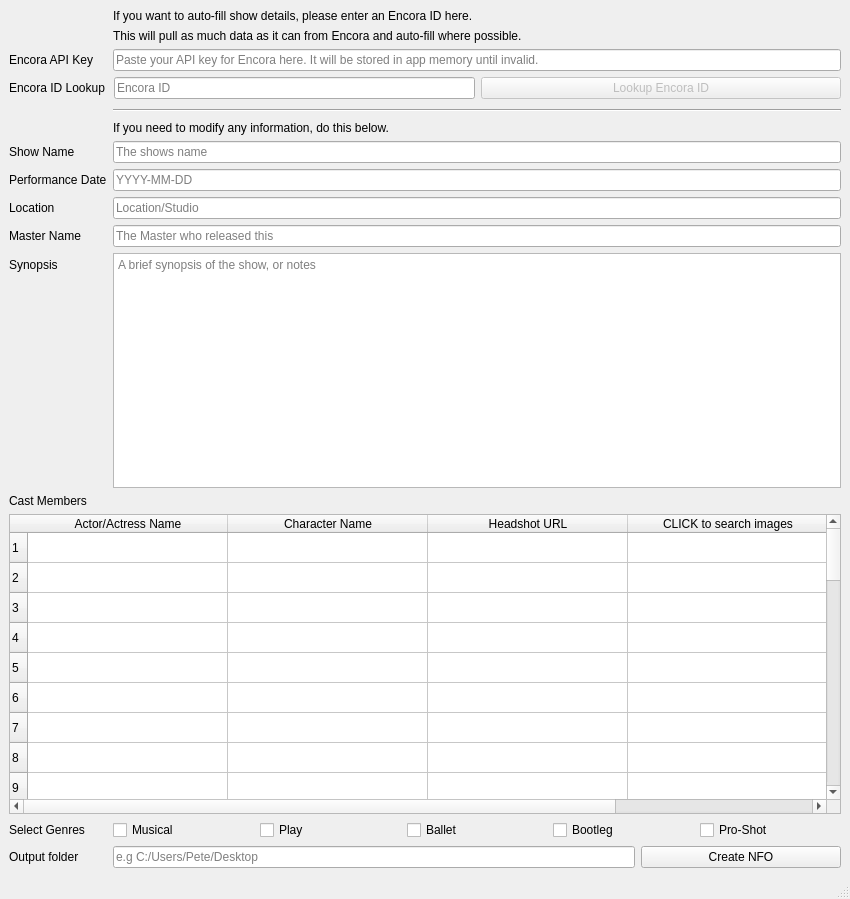
This is mainwindow.ui in pekempy/NFOBuilder as Qt 5 draws it before an edit. The edited form follows.
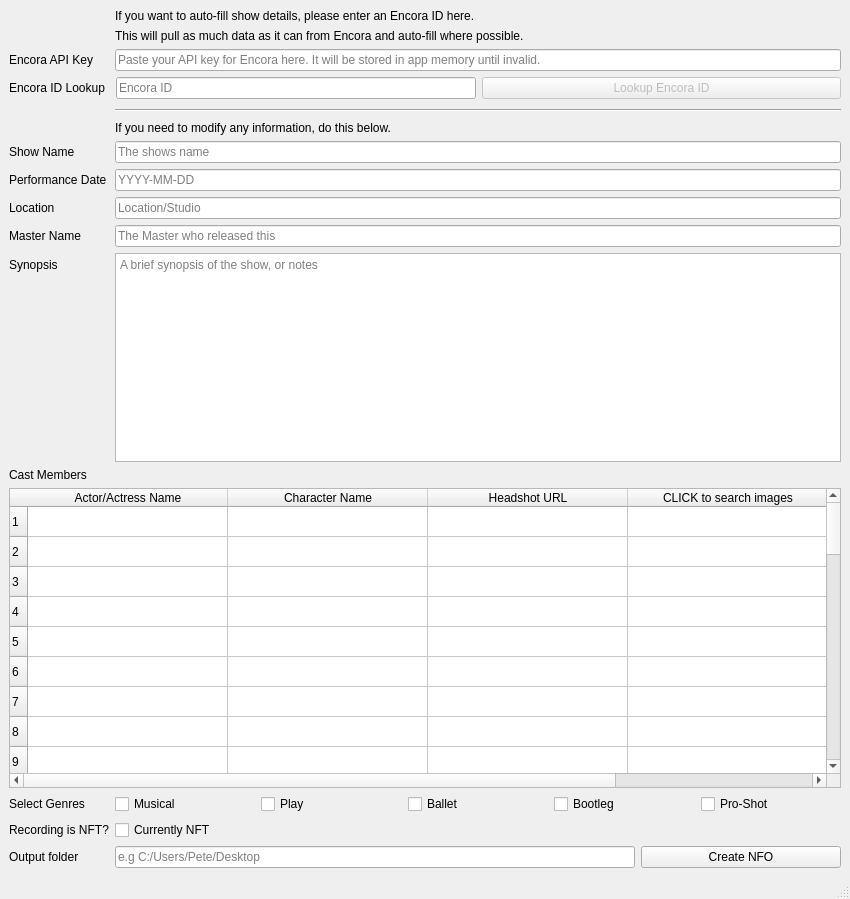
This is the edited form. Icons and pictures are not drawn.

Commit message: update function names and add nft checkbox

What changed in the file:
```diff
--- a/mainwindow.ui
+++ b/mainwindow.ui
@@ -1198,6 +1198,20 @@
       </item>
      </layout>
     </item>
+    <item row="16" column="1">
+     <widget class="QCheckBox" name="isNFTCheckbox">
+      <property name="text">
+       <string>Currently NFT</string>
+      </property>
+     </widget>
+    </item>
+    <item row="16" column="0">
+     <widget class="QLabel" name="label_2">
+      <property name="text">
+       <string>Recording is NFT?</string>
+      </property>
+     </widget>
+    </item>
    </layout>
   </widget>
   <widget class="QStatusBar" name="statusbar"/>
```
The commit also changes 3 other files.
